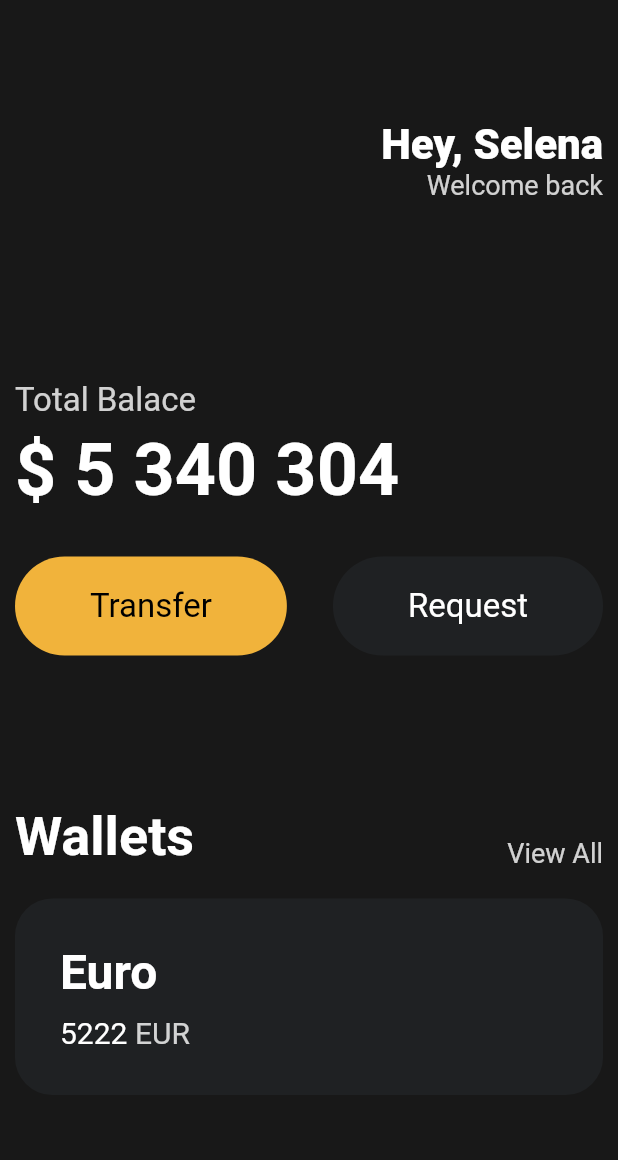
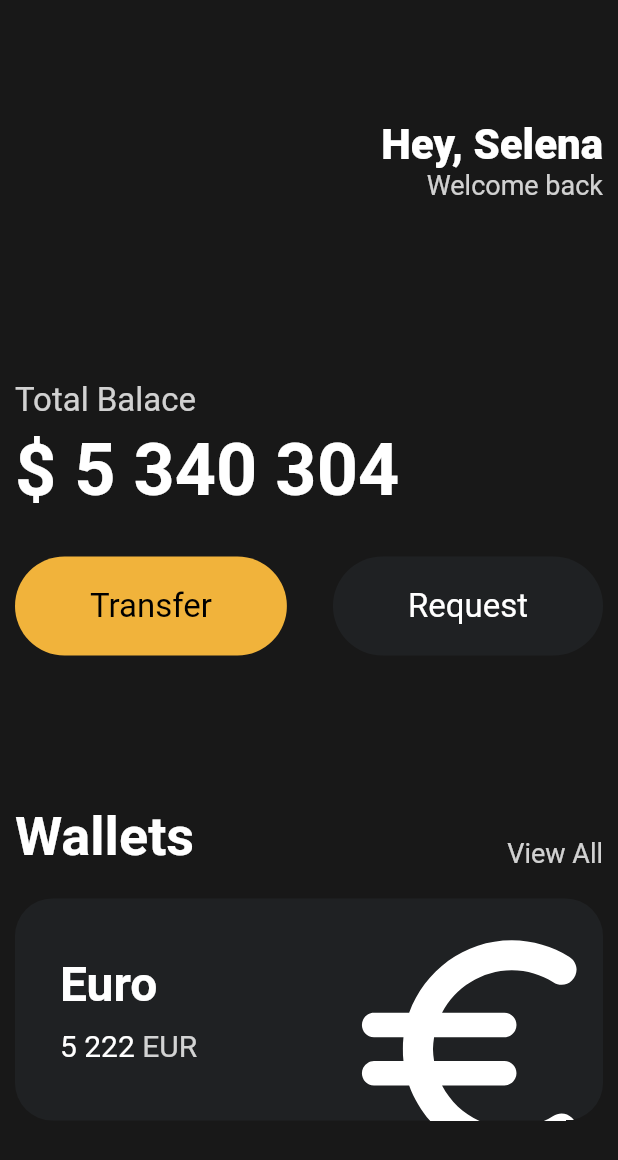
Before and after one commit to es5es5/toonflix, a Flutter app: the screen it shows after launch, on a phone screen of 412 x 824 dp. Shown: the top 1160 px of the screen. Run offline on Flutter 3.47's test engine with Material 2 defaults, Android fonts, the phone set to English and light mode, and no system bars.

Commit message:
#3.7 Icons and Transforms

```diff
--- a/lib/main.dart
+++ b/lib/main.dart
@@ -114,12 +114,14 @@ class App extends StatelessWidget {
                 height: 20,
               ),
               Container(
+                clipBehavior: Clip.hardEdge,
                 decoration: BoxDecoration(
                     color: const Color(0xFF1F2123),
                     borderRadius: BorderRadius.circular(25)),
                 child: Padding(
                   padding: const EdgeInsets.all(30),
                   child: Row(
+                    mainAxisAlignment: MainAxisAlignment.spaceBetween,
                     children: [
                       Column(
                         crossAxisAlignment: CrossAxisAlignment.start,
@@ -138,7 +140,7 @@ class App extends StatelessWidget {
                           Row(
                             children: [
                               const Text(
-                                  '5222',
+                                '5 222',
                                 style: TextStyle(
                                   color: Colors.white,
                                   fontSize: 20,
@@ -156,7 +158,19 @@ class App extends StatelessWidget {
                               ),
                             ],
                           ),
-                          ]),
+                        ],
+                      ),
+                      Transform.scale(
+                        scale: 2.2,
+                        child: Transform.translate(
+                          offset: const Offset(-5, 12),
+                          child: const Icon(
+                            Icons.euro_rounded,
+                            color: Colors.white,
+                            size: 88,
+                          ),
+                        ),
+                      )
                     ],
                   ),
                 ),
```
Lines whose indentation alone changed are shown as unchanged.
